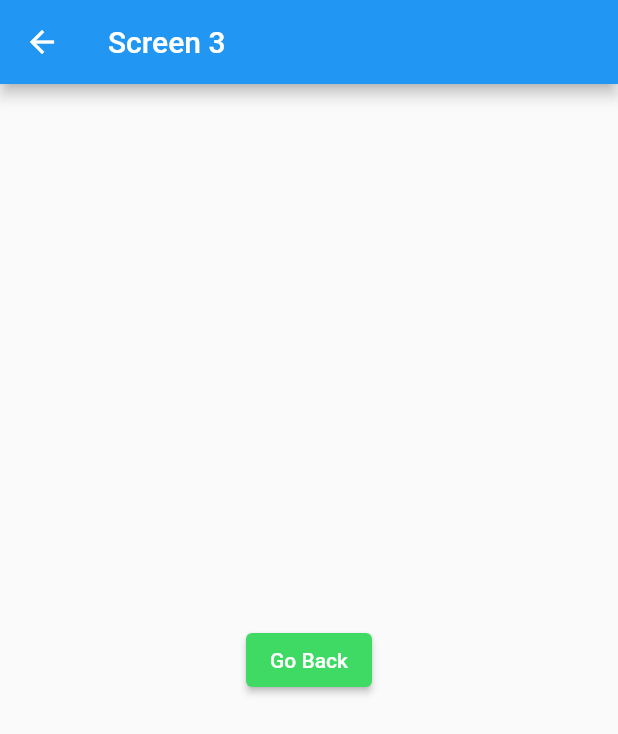
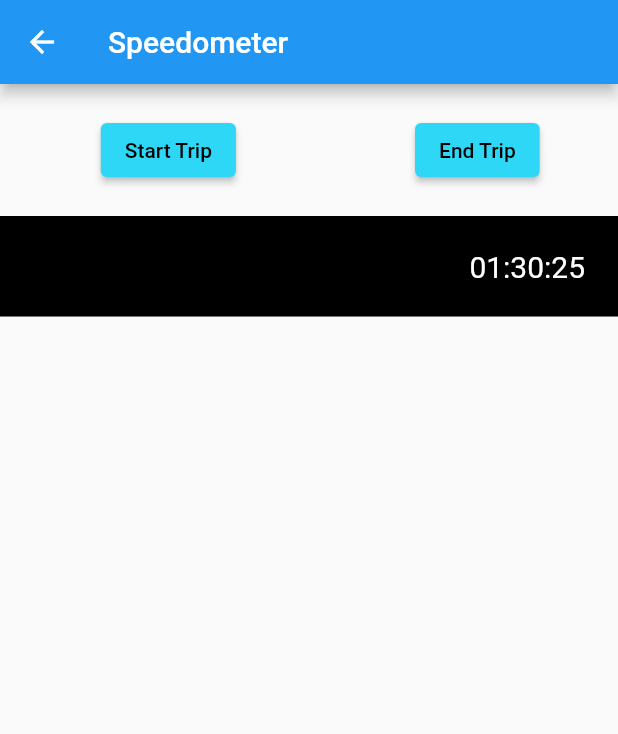
Before and after one commit to santattech/flutter-demo, a Flutter app: the Screen3 screen opened by its route, on a phone screen of 412 x 824 dp. Shown: the top 734 px of the screen. Run offline on Flutter 3.47's test engine with Material 2 defaults, Android fonts, the phone set to English and light mode, and no system bars.

Commit message:
feat: design travel time and start end trip button

```diff
--- a/lib/screens/Screen3.dart
+++ b/lib/screens/Screen3.dart
@@ -5,26 +5,60 @@ class Screen3 extends StatelessWidget {
   Widget build(BuildContext context) {
     return Scaffold(
       appBar: AppBar(
-          title: const Text("Screen 3"),
+        title: const Text("Speedometer"),
       ),
-        body: Center(
-          child: Column(
-              mainAxisAlignment: MainAxisAlignment.center,
+      body: Column(children: <Widget>[
+        Row(
+            mainAxisAlignment: MainAxisAlignment.spaceAround,
             children: <Widget>[
+              Container(
+                margin: const EdgeInsets.all(20),
+                child: ElevatedButton(
+                  style: ElevatedButton.styleFrom(
+                    backgroundColor: const Color.fromARGB(255, 45, 215, 245),
+                    foregroundColor: Colors.black,
+                  ),
+                  onPressed: () {
+                    Navigator.pop(context);
+                  },
+                  child: const Text('Start Trip'),
+                ),
+              ),
               Container(
                 margin: const EdgeInsets.all(5),
                 child: ElevatedButton(
                   style: ElevatedButton.styleFrom(
-                      backgroundColor: const Color.fromARGB(255, 63, 218, 99),
-                      foregroundColor: Colors.white,
+                    backgroundColor: const Color.fromARGB(255, 45, 215, 245),
+                    foregroundColor: Colors.black,
                   ),
                   onPressed: () {
                     Navigator.pop(context);
                   },
-                    child: const Text('Go Back'),
+                  child: const Text('End Trip'),
                 ),
+              )
+            ]),
+        Container(
+            decoration: BoxDecoration(
+              border: Border.all(width: 2, color: Colors.black12),
+              color: Colors.black,
             ),
+            child: Row(
+                mainAxisAlignment: MainAxisAlignment.end,
+                children: <Widget>[
+                  Container(
+                    margin: const EdgeInsets.all(20),
+                    decoration: const BoxDecoration(
+                      borderRadius: BorderRadius.all(Radius.circular(15)),
+                      color: Colors.black,
+                    ),
+                    child: const Text(
+                      '01:30:25',
+                      style: TextStyle(fontSize: 20, color: Colors.white),
+                    ),
+                  )
+                ]))
       ]),
-        ));
+    );
   }
 }
```
Lines whose indentation alone changed are shown as unchanged.
